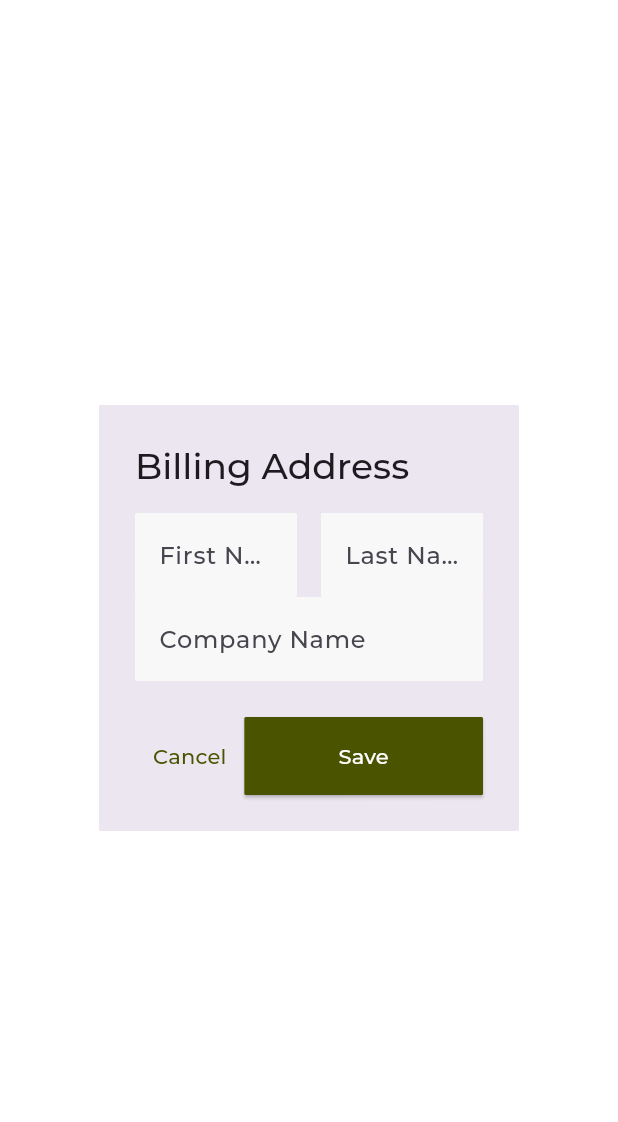
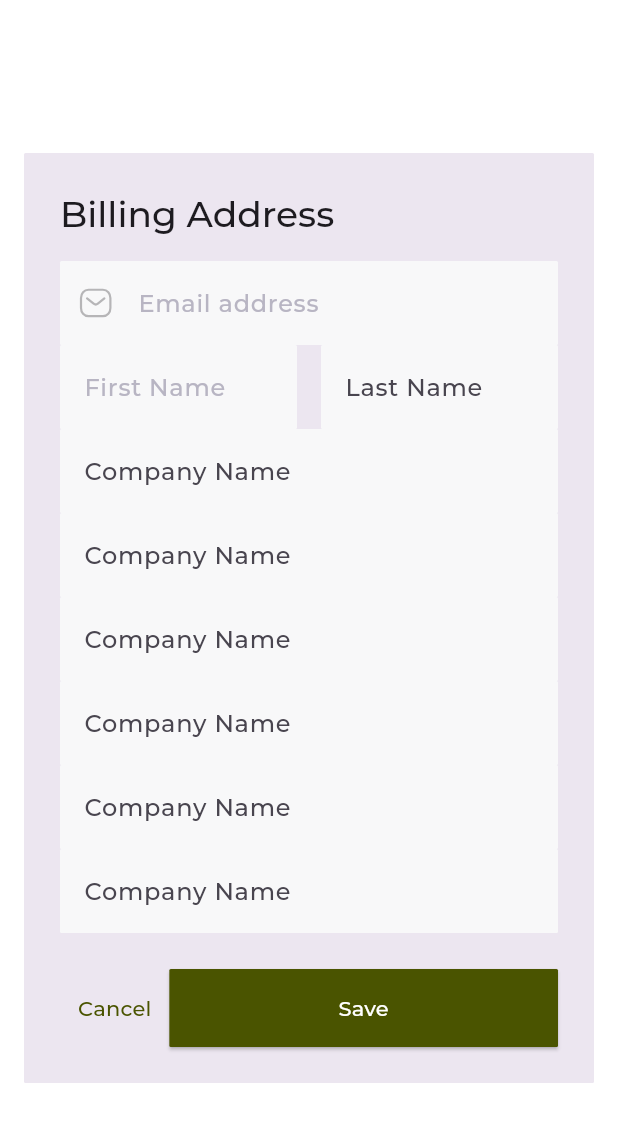
Before and after one commit to AbdhalRiyas/NicheGallerie, a Flutter app: the AddressForm widget shown alone on an empty page, opened directly, on a phone screen of 412 x 824 dp. Shown: the top 1122 px of the screen. Run offline on Flutter 3.47's test engine with Material 3 defaults, Android fonts, the phone set to English and light mode, and no system bars; our stand-ins replace cached_network_image, flutter_dotenv, flutter_rating_bar, flutter_svg, form_field_validator; project files that could hold a hidden picture were left out.

Commit message:
changes on address screen

```diff
--- a/lib/src/screens/address/views/components/address_card.dart
+++ b/lib/src/screens/address/views/components/address_card.dart
@@ -25,8 +25,9 @@ class AddressCard extends StatelessWidget {
     return Container(
       decoration: BoxDecoration(
         border: Border.all(
-          color: isDefault ? purpleColor : greyColor,
+          color: isDefault ? primaryColor : greyColor,
         ),
+        borderRadius: BorderRadius.circular(defaultBorderRadius),
       ),
       child: Stack(
         children: [
@@ -102,7 +103,7 @@ class AddressCard extends StatelessWidget {
                   vertical: 4,
                 ),
                 decoration: BoxDecoration(
-                  color: purpleColor,
+                  color: primaryColor,
                   borderRadius: const BorderRadius.only(
                     topRight: Radius.circular(defaultBorderRadius),
                     bottomLeft: Radius.circular(defaultBorderRadius),
--- a/lib/src/screens/address/views/components/address_form.dart
+++ b/lib/src/screens/address/views/components/address_form.dart
@@ -1,4 +1,5 @@
 import 'package:flutter/material.dart';
+import 'package:flutter_svg/flutter_svg.dart';
 import 'package:shop/src/constants.dart';
 
 class AddressForm extends StatefulWidget {
@@ -12,24 +13,63 @@ class _AddressFormState extends State<AddressForm> {
   final GlobalKey<FormState> _formKey = GlobalKey<FormState>();
   @override
   Widget build(BuildContext context) {
-    return AlertDialog(
+    return GestureDetector(
+      onTap: () {
+        FocusScopeNode currentFocus = FocusScope.of(context);
+        if (!currentFocus.hasPrimaryFocus) {
+          currentFocus.unfocus();
+        }
+      },
+      child: AlertDialog(
+        insetPadding: EdgeInsets.symmetric(horizontal: defaultPadding),
         shape: RoundedRectangleBorder(
           borderRadius: BorderRadius.circular(defaultBorderRadius),
         ),
         title: const Text('Billing Address'),
-      content: Column(
+        content: SizedBox(
+          width: double.maxFinite, // Set full width
+          child: SingleChildScrollView(
+            child: Column(
               mainAxisSize: MainAxisSize.min,
               children: <Widget>[
                 Form(
                   key: _formKey,
                   child: Column(
                     children: [
+                      TextFormField(
+                        onSaved: (emal) {
+                          // Email
+                        },
+                        validator: emaildValidator.call,
+                        textInputAction: TextInputAction.next,
+                        keyboardType: TextInputType.emailAddress,
+                        inputFormatters: [],
+                        decoration: InputDecoration(
+                          hintText: "Email address",
+                          prefixIcon: Padding(
+                            padding: const EdgeInsets.symmetric(
+                                vertical: defaultPadding * 0.75),
+                            child: SvgPicture.asset(
+                              "assets/icons/Message.svg",
+                              height: 24,
+                              width: 24,
+                              colorFilter: ColorFilter.mode(
+                                  Theme.of(context)
+                                      .textTheme
+                                      .bodyLarge!
+                                      .color!
+                                      .withOpacity(0.3),
+                                  BlendMode.srcIn),
+                            ),
+                          ),
+                        ),
+                      ),
                       Row(
                         children: [
                           Expanded(
                             child: TextFormField(
                               decoration: InputDecoration(
-                          labelText: 'First Name',
+                                hintText: 'First Name',
                               ),
                             ),
                           ),
@@ -47,12 +87,38 @@ class _AddressFormState extends State<AddressForm> {
                         decoration: InputDecoration(
                           labelText: 'Company Name',
                         ),
-                )
-
+                      ),
+                      TextFormField(
+                        decoration: InputDecoration(
+                          labelText: 'Company Name',
+                        ),
+                      ),
+                      TextFormField(
+                        decoration: InputDecoration(
+                          labelText: 'Company Name',
+                        ),
+                      ),
+                      TextFormField(
+                        decoration: InputDecoration(
+                          labelText: 'Company Name',
+                        ),
+                      ),
+                      TextFormField(
+                        decoration: InputDecoration(
+                          labelText: 'Company Name',
+                        ),
+                      ),
+                      TextFormField(
+                        decoration: InputDecoration(
+                          labelText: 'Company Name',
+                        ),
+                      ),
                     ],
                   ),
                 )
               ],
+            ),
+          ),
         ),
         actions: <Widget>[
           Row(
@@ -72,6 +138,7 @@ class _AddressFormState extends State<AddressForm> {
             ],
           ),
         ],
+      ),
     );
   }
 }
```
Also changed, not shown: lib/src/screens/address/views/addresses_screen.dart (+56 -4 lines). Lines whose indentation alone changed are shown as unchanged.
